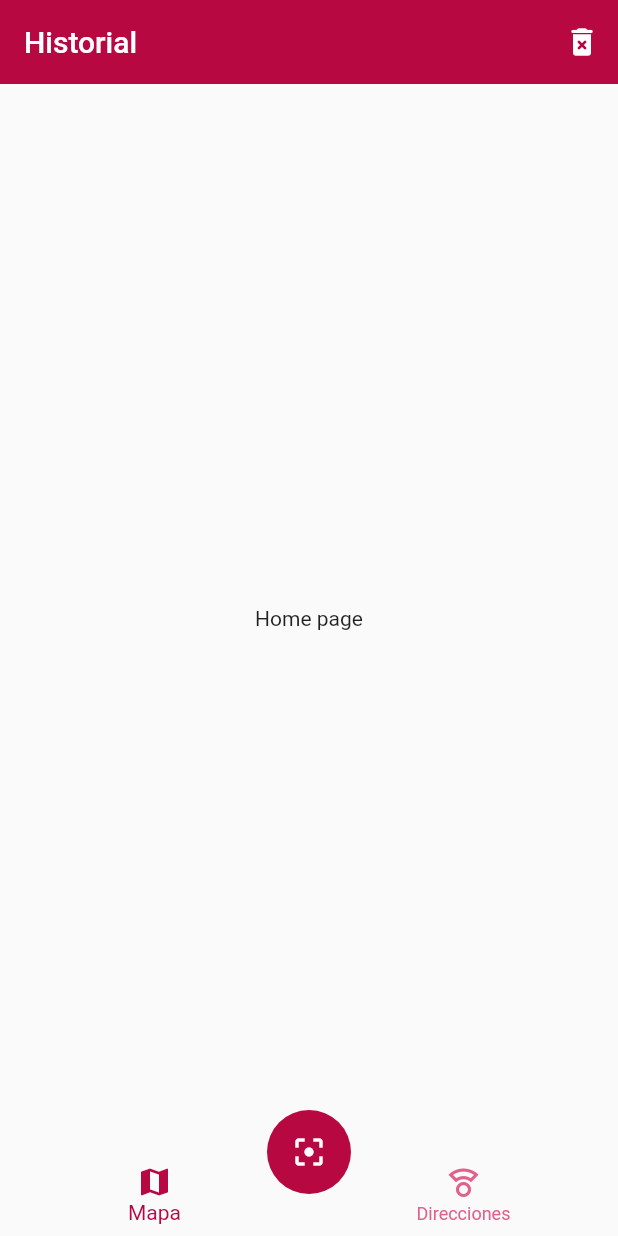
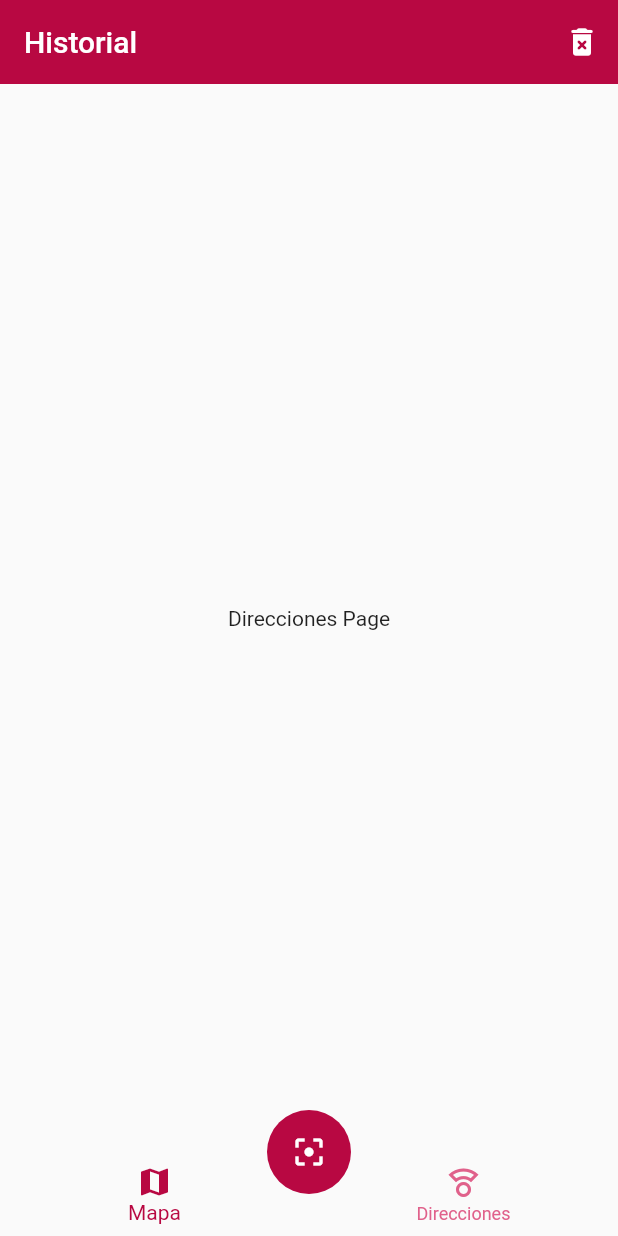
Before and after one commit to Lisandris/App-QRScanner-con-Flutter, a Flutter app: the screen it shows after launch, on a phone screen of 412 x 824 dp. Run offline on Flutter 3.47's test engine with Material 2 defaults, Android fonts, the phone set to English and light mode, and no system bars.

Commit message:
Cambiar de pagina segun lo especificado

```diff
--- /dev/null
+++ b/lib/pages/direcciones_page.dart
@@ -0,0 +1,12 @@
+import 'package:flutter/material.dart';
+
+class DireccionesPage extends StatelessWidget {
+  const DireccionesPage({Key? key}) : super(key: key);
+
+  @override
+  Widget build(BuildContext context) {
+    return Center(
+      child: Text('Direcciones Page'),
+    );
+  }
+}
--- a/lib/widgets/custom_navigationbar.dart
+++ b/lib/widgets/custom_navigationbar.dart
@@ -4,8 +4,11 @@ class CustomNavigationBar extends StatelessWidget {
 
   @override
   Widget build(BuildContext context) {
+
+    final currentIndex = 0;
+
     return  BottomNavigationBar(
-      currentIndex: 0,
+      currentIndex: currentIndex,
       elevation: 0,
       items: <BottomNavigationBarItem>[
         BottomNavigationBarItem(
```
Also changed, not shown: lib/pages/home_page.dart (+26 -3 lines), lib/pages/mapas_page.dart (added, +12 -0 lines).
